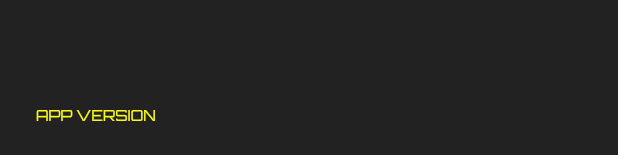
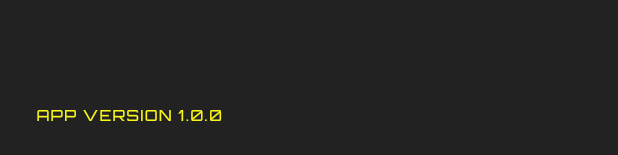
Before and after one commit to scarnett/defender, a Flutter app: the AppDrawerInner widget shown alone on an empty page, opened directly, on a phone screen of 412 x 824 dp. Shown: the part 1078-1233 px from the top of the screen. Run offline on Flutter 3.47's test engine with Material 2 defaults, Android fonts, the phone set to English and light mode, and no system bars; our stand-ins replace bloc, cloud_firestore, equatable, firebase_auth, firebase_core, flutter_bloc and 5 more; missing offline and left inert: flow_builder; accounts and stored records are empty; generated files the repository leaves out were written again.

Commit message:
version fix

```diff
--- a/lib/app/app.dart
+++ b/lib/app/app.dart
@@ -1,4 +1,5 @@
 export 'app_routes.dart';
 export 'app_theme.dart';
 export 'enums/enums.dart';
+export 'extensions/extensions.dart';
 export 'views/views.dart';
--- a/lib/app/app_theme.dart
+++ b/lib/app/app_theme.dart
@@ -121,6 +121,7 @@ ThemeData appThemeData = ThemeData(
       color: AppTheme.primaryColor,
       fontFamily: AppTheme.fontFamily,
       fontSize: 10.0,
+      letterSpacing: 1.0,
     ),
   ),
   textSelectionTheme: TextSelectionThemeData(
--- a/lib/app/bloc/app_bloc.dart
+++ b/lib/app/bloc/app_bloc.dart
@@ -1,6 +1,6 @@
 import 'dart:async';
 
-import 'package:defender/app/enums/enums.dart';
+import 'package:defender/app/app.dart';
 import 'package:defender/auth/auth.dart';
 import 'package:defender/auth/models/user.dart';
 import 'package:equatable/equatable.dart';
@@ -11,7 +11,7 @@ import 'package:package_info_plus/package_info_plus.dart';
 part 'app_events.dart';
 part 'app_state.dart';
 
-class AppBloc extends Bloc<AppEvent, AppState> {
+class AppBloc extends HydratedBloc<AppEvent, AppState> {
   final AuthenticationRepository _authenticationRepository;
   late final StreamSubscription<User> _userSubscription;
 
@@ -35,14 +35,19 @@ class AppBloc extends Bloc<AppEvent, AppState> {
   void _onUserChanged(
     AppUserChanged event,
     Emitter<AppState> emit,
-  ) =>
-      emit(event.user.isNotEmpty ? AppState.authenticated(event.user) : const AppState.unauthenticated());
+  ) {
+    AppState authState = event.user.isNotEmpty ? AppState.authenticated(event.user) : const AppState.unauthenticated();
+    emit(state.copyWith(user: authState.user, status: authState.status));
+  }
 
   void _onPackageInfoChanged(
     AppPackageInfoChanged event,
     Emitter<AppState> emit,
   ) =>
-      emit(state.copyWith(packageInfo: event.packageInfo));
+      emit(state.copyWith(packageInfo: {
+        'version': event.packageInfo.version,
+        'buildNumber': event.packageInfo.buildNumber,
+      }));
 
   void _onLogoutRequested(
     AppLogoutRequested event,
@@ -55,4 +60,24 @@ class AppBloc extends Bloc<AppEvent, AppState> {
     _userSubscription.cancel();
     return super.close();
   }
+
+  @override
+  AppState fromJson(
+    Map<String, dynamic> json,
+  ) =>
+      AppState(
+        status: json['status'].appStatus,
+        user: User.fromJson(json['user']),
+        packageInfo: json['packageInfo'],
+      );
+
+  @override
+  Map<String, dynamic> toJson(
+    AppState state,
+  ) =>
+      {
+        'status': state.status.toString(),
+        'user': state.user?.toJson(),
+        'packageInfo': state.packageInfo,
+      };
 }
--- a/lib/app/bloc/app_events.dart
+++ b/lib/app/bloc/app_events.dart
@@ -10,7 +10,10 @@ abstract class AppEvent extends Equatable {
   String toString() => 'AppEvent{}';
 }
 
-class AppLogoutRequested extends AppEvent {}
+class AppLogoutRequested extends AppEvent {
+  @override
+  String toString() => 'AppLogoutRequested{}';
+}
 
 class AppUserChanged extends AppEvent {
   final User user;
@@ -19,6 +22,9 @@ class AppUserChanged extends AppEvent {
   const AppUserChanged(
     this.user,
   );
+
+  @override
+  String toString() => 'AppUserChanged{user: $user}';
 }
 
 class AppPackageInfoChanged extends AppEvent {
@@ -27,4 +33,7 @@ class AppPackageInfoChanged extends AppEvent {
   const AppPackageInfoChanged(
     this.packageInfo,
   );
+
+  @override
+  String toString() => 'AppPackageInfoChanged{packageInfo: $packageInfo}';
 }
--- a/lib/app/bloc/app_state.dart
+++ b/lib/app/bloc/app_state.dart
@@ -4,7 +4,7 @@ part of 'app_bloc.dart';
 class AppState extends Equatable {
   final AppStatus status;
   final User? user;
-  final PackageInfo? packageInfo;
+  final Map<String, dynamic>? packageInfo;
 
   const AppState({
     this.status = AppStatus.unauthenticated,
@@ -29,7 +29,7 @@ class AppState extends Equatable {
   AppState copyWith({
     AppStatus? status,
     User? user,
-    PackageInfo? packageInfo,
+    Map<String, dynamic>? packageInfo,
   }) =>
       AppState._(
         status: status ?? this.status,
--- /dev/null
+++ b/lib/app/extensions/app_status_extension.dart
@@ -0,0 +1,14 @@
+import 'package:defender/app/enums/app_status_enum.dart';
+
+extension AppStatusExtension on dynamic {
+  AppStatus get appStatus {
+    switch (this) {
+      case 'authenticated':
+        return AppStatus.authenticated;
+
+      case 'unauthenticated':
+      default:
+        return AppStatus.unauthenticated;
+    }
+  }
+}
--- /dev/null
+++ b/lib/app/extensions/extensions.dart
@@ -0,0 +1 @@
+export 'app_status_extension.dart';
--- a/lib/app/widgets/app_drawer.dart
+++ b/lib/app/widgets/app_drawer.dart
@@ -58,7 +58,7 @@ class AppDrawerInner extends StatelessWidget {
                 padding: EdgeInsets.zero,
                 children: [
                   AppDrawerItem(
-                    text: AppLocalizations.of(context)!.version(state.packageInfo?.version ?? '').toUpperCase(),
+                    text: AppLocalizations.of(context)!.version(state.packageInfo?['version'] ?? '').toUpperCase(),
                     textStyle: Theme.of(context).textTheme.displaySmall,
                   ),
                 ],
--- a/lib/auth/models/user.dart
+++ b/lib/auth/models/user.dart
@@ -1,8 +1,14 @@
 import 'package:equatable/equatable.dart';
+import 'package:flutter/material.dart';
+import 'package:json_annotation/json_annotation.dart';
 
+part 'user.g.dart';
+
+@immutable
+@JsonSerializable()
 class User extends Equatable {
+  final String id;
   final String? email;
-  final String id;
   final String? name;
   final String? photo;
 
@@ -19,6 +25,13 @@ class User extends Equatable {
 
   bool get isNotEmpty => (this != User.empty);
 
+  static User fromJson(
+    Map<String, dynamic> json,
+  ) =>
+      _$UserFromJson(json);
+
+  Map<String, dynamic> toJson() => _$UserToJson(this);
+
   @override
   List<Object?> get props => [
         email,
--- a/lib/devices/bloc/devices_event.dart
+++ b/lib/devices/bloc/devices_event.dart
@@ -5,8 +5,14 @@ abstract class DevicesEvent extends Equatable {
 
   @override
   List<Object> get props => [];
+
+  @override
+  String toString() => 'DevicesEvent{}';
 }
 
 class DevicesSubscriptionRequested extends DevicesEvent {
   const DevicesSubscriptionRequested();
+
+  @override
+  String toString() => 'DevicesSubscriptionRequested{}';
 }
```
Also changed, not shown: lib/auth/models/user.g.dart (added), 1 other file.
